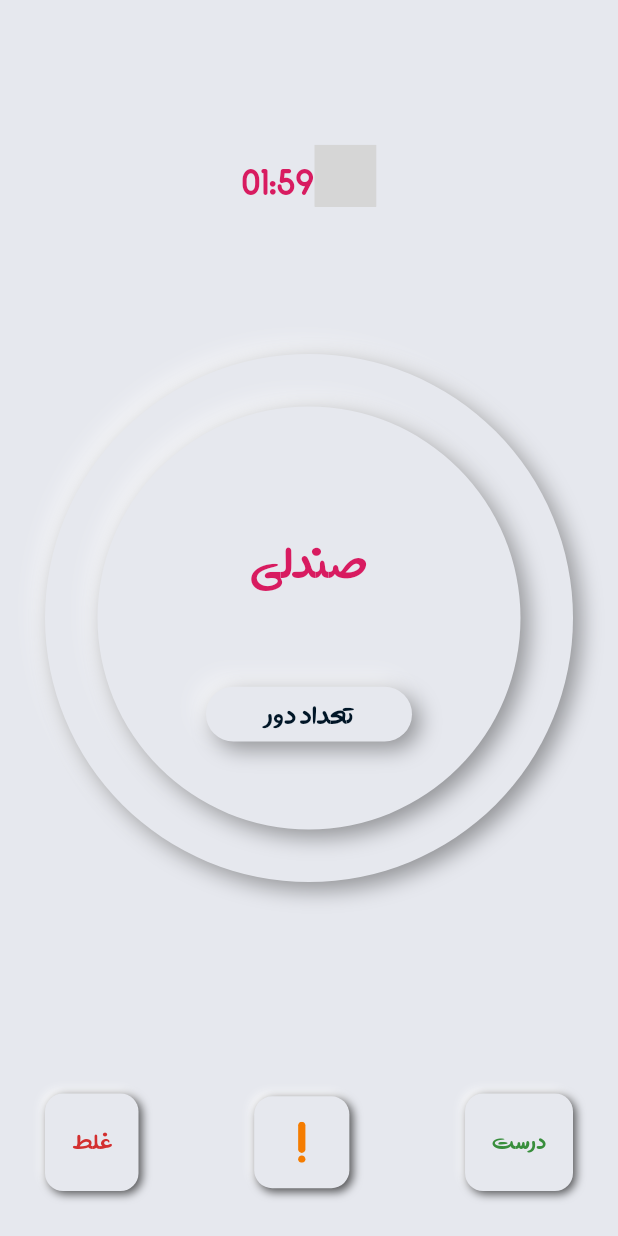
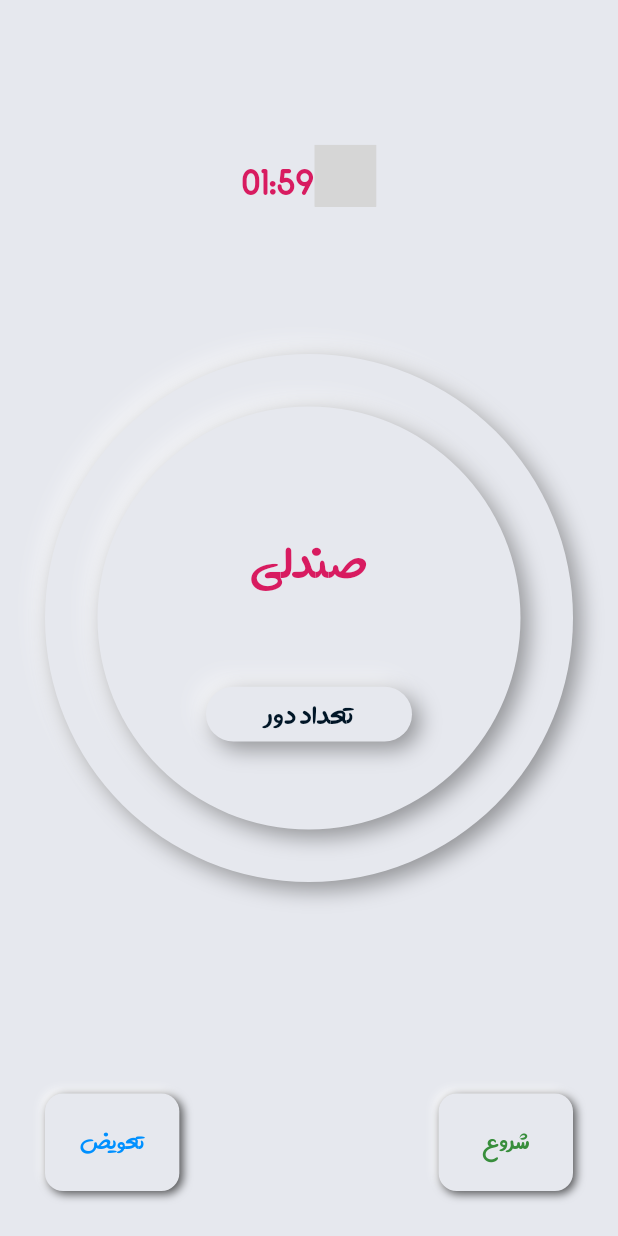
Before and after one commit to AminAlizadeh-Dev/pantomim_flutter, a Flutter app: the screen it shows after launch, on a phone screen of 412 x 824 dp. Run offline on Flutter 3.47's test engine with Material 2 defaults, Android fonts, the phone set to English and light mode, and no system bars; drawn by our look-alikes of flutter_neumorphic; our stand-ins replace flutter_svg, line_icons, lottie; missing offline and left inert: neumorphic; grey boxes are pictures that could not be loaded.

Commit message:
game page

```diff
--- a/lib/main.dart
+++ b/lib/main.dart
@@ -3,6 +3,7 @@ import 'package:flutter/services.dart';
 import 'package:flutter_neumorphic/flutter_neumorphic.dart';
 import 'package:pantomim_flutter/pages/game_page.dart';
 import 'package:pantomim_flutter/pages/new_word_page.dart';
+import 'package:pantomim_flutter/pages/start_game_page.dart';
 import 'package:pantomim_flutter/theme/app_theme.dart';
 import 'package:pantomim_flutter/theme/colors.dart';
 
@@ -26,7 +27,7 @@ class MyApp extends StatelessWidget {
       debugShowCheckedModeBanner: false,
       title: 'Pantomime',
       theme: appTheme(context),
-      home: GamePage(),
+      home: StartGamePage(),
     );
   }
 }
--- /dev/null
+++ b/lib/pages/start_game_page.dart
@@ -0,0 +1,139 @@
+import 'package:flutter/cupertino.dart';
+import 'package:flutter/material.dart';
+import 'package:flutter_neumorphic/flutter_neumorphic.dart';
+import 'package:flutter_svg/flutter_svg.dart';
+import 'package:lottie/lottie.dart';
+import 'package:pantomim_flutter/theme/app_theme.dart';
+import 'package:pantomim_flutter/theme/colors.dart';
+import 'package:pantomim_flutter/theme/dimense.dart';
+import 'package:pantomim_flutter/widgets/neu_button.dart';
+
+class StartGamePage extends StatefulWidget {
+  @override
+  State<StatefulWidget> createState() => StartGamePageState();
+}
+
+class StartGamePageState extends State<StartGamePage> {
+  @override
+  Widget build(BuildContext context) {
+    var theme = Theme.of(context);
+    return Scaffold(
+        backgroundColor: NeumorphicTheme.accentColor(context),
+        body: Stack(
+          children: [
+            Positioned.fill(
+              right: 30,
+              left: 30,
+              bottom: 0,
+              top: 0,
+              child: Neumorphic(
+                style: NeumorphicStyle(
+                  shape: NeumorphicShape.flat,
+                  boxShape: NeumorphicBoxShape.circle(),
+                  depth: 10,
+                  lightSource: LightSource.topLeft,
+                  color: AppColors.accentColor,
+                ),
+              ),
+            ),
+            Positioned(
+              right: 65,
+              left: 65,
+              bottom: 0,
+              top: 0,
+              child: Neumorphic(
+                style: NeumorphicStyle(
+                  shape: NeumorphicShape.flat,
+                  boxShape: NeumorphicBoxShape.circle(),
+                  depth: 10,
+                  lightSource: LightSource.topLeft,
+                  color: AppColors.accentColor,
+                ),
+              ),
+            ),
+            Positioned(
+              right: 30,
+              left: 30,
+              bottom: 30,
+              child: Row(
+                mainAxisAlignment: MainAxisAlignment.spaceBetween,
+                children: [
+                  SizedBox(
+                    width: fullWidth(context) / 4.6,
+                    child: NeuButton(() {},
+                        title: "تعویض",
+                        color: Color(0xff0090FF),
+                        align: TextAlign.center,),
+                  ),
+                  SizedBox(
+                    width: fullWidth(context) / 4.6,
+                    child: NeuButton(() {},
+                        title: "شروع",
+                        color: Color(0xff388E3C),
+                        align: TextAlign.center),
+                  ),
+                ],
+              ),
+            ),
+            Positioned(
+              top: fullHeight(context) / 1.8,
+              right: fullWidth(context) / 3,
+              left: fullWidth(context) / 3,
+              bottom: fullHeight(context) / 2.5,
+              child: Neumorphic(
+                child: Text(
+                  "تعداد دور",
+                  style: TextStyle(
+                    color: appTheme(context).defaultTextColor,
+                    fontFamily: "aviny",
+                    height: 1.7,
+                    fontSize: subTitleSize(context),
+                  ),
+                  textAlign: TextAlign.center,
+                ),
+                style: NeumorphicStyle(
+                  shape: NeumorphicShape.flat,
+                  boxShape: NeumorphicBoxShape.stadium(),
+                  depth: 10,
+                  lightSource: LightSource.topLeft,
+                  color: AppColors.accentColor,
+                ),
+              ),
+            ),
+            Align(
+              alignment: Alignment(0,-0.1),
+              child: Text("صندلی",
+                style: TextStyle(
+                  color: appTheme(context).baseColor,
+                  fontFamily: "aviny",
+                  fontSize: headline3Size(context),
+                ),
+              ),
+            ),
+            Align(
+              alignment: Alignment(0,-0.8),
+              child: Row(
+                mainAxisAlignment: MainAxisAlignment.center,
+                children: [
+                  Container(
+                    child: Text("01:59",
+                      style: TextStyle(
+                        color: appTheme(context).baseColor,
+                        fontFamily: "aviny",
+                        fontSize: headline3Size(context) / 1.2,
+                      ),
+                    ),
+                    margin: EdgeInsets.only(top: 8),
+                  ),
+                  Container(
+                    width: fullWidth(context) / 10,
+                    height: fullWidth(context) / 10,
+                    child: Lottie.asset('assets/timer.json'),
+                  ),
+                ],
+              ),
+            )
+          ],
+        ));
+  }
+}
```
